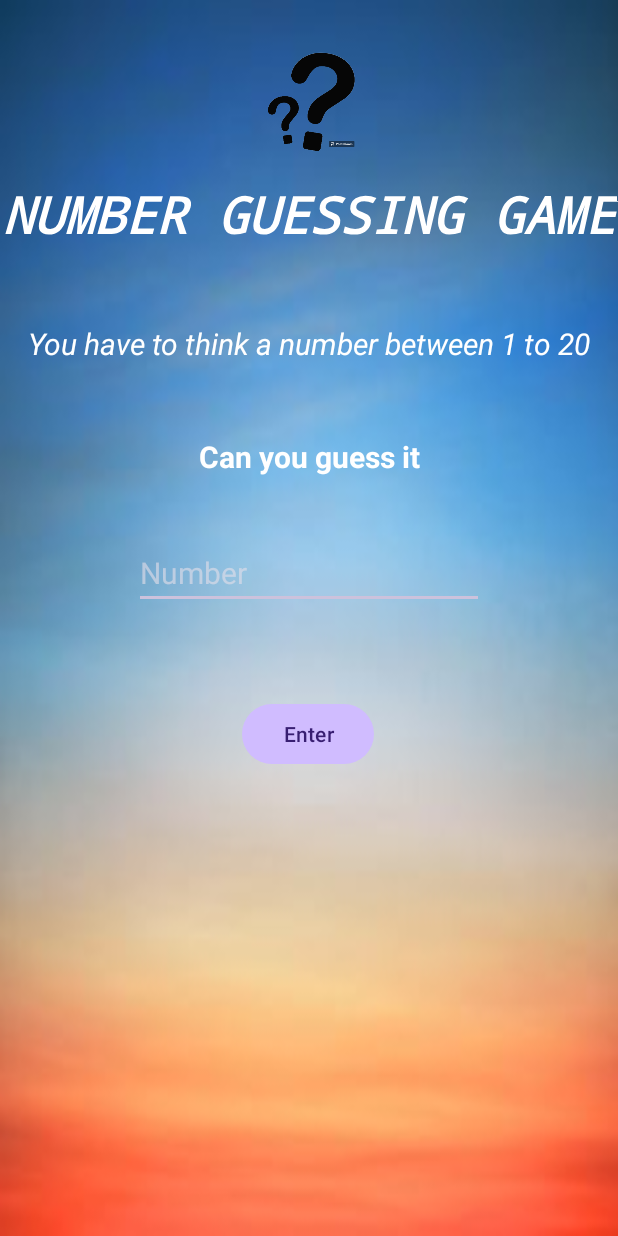
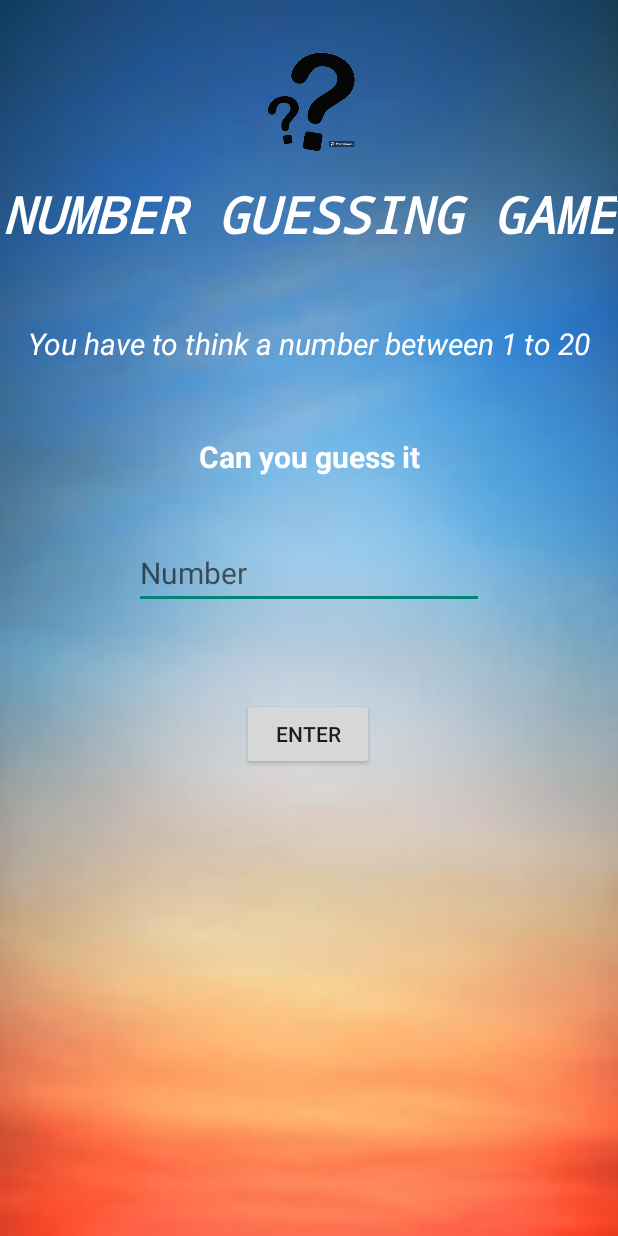
Before and after one commit to HadeedH3ro/Number_Guessing_Game, an Android app: the screen it shows after launch (MainActivity), on a phone screen of 412 x 824 dp. Run offline under Robolectric (Android 15) with nearby library versions, the phone set to English and light mode, and no system bars.

Commit message:
this my number guessing game

```diff
--- a/app/src/main/res/values-night/themes.xml
+++ b/app/src/main/res/values-night/themes.xml
@@ -1,6 +1,6 @@
 <resources xmlns:tools="http://schemas.android.com/tools">
     <!-- Base application theme. -->
-    <style name="Base.Theme.NumberGuessingGame" parent="Theme.Material3.DayNight.NoActionBar">
+    <style name="Base.Theme.NumberGuessingGame" parent="Theme.AppCompat.Light.DarkActionBar">
         <!-- Customize your dark theme here. -->
         <!-- <item name="colorPrimary">@color/my_dark_primary</item> -->
     </style>
--- a/app/src/main/res/values/themes.xml
+++ b/app/src/main/res/values/themes.xml
@@ -1,8 +1,10 @@
 <resources xmlns:tools="http://schemas.android.com/tools">
     <!-- Base application theme. -->
-    <style name="Base.Theme.NumberGuessingGame" parent="Theme.Material3.Dark.NoActionBar">
+    <style name="Base.Theme.NumberGuessingGame" parent="Theme.AppCompat.Light.NoActionBar">
         <!-- Customize your light theme here. -->
         <!-- <item name="colorPrimary">@color/my_light_primary</item> -->
+        <item name="color">@color/newcolor</item>
+
     </style>
 
     <style name="Theme.NumberGuessingGame" parent="Base.Theme.NumberGuessingGame" />
```
